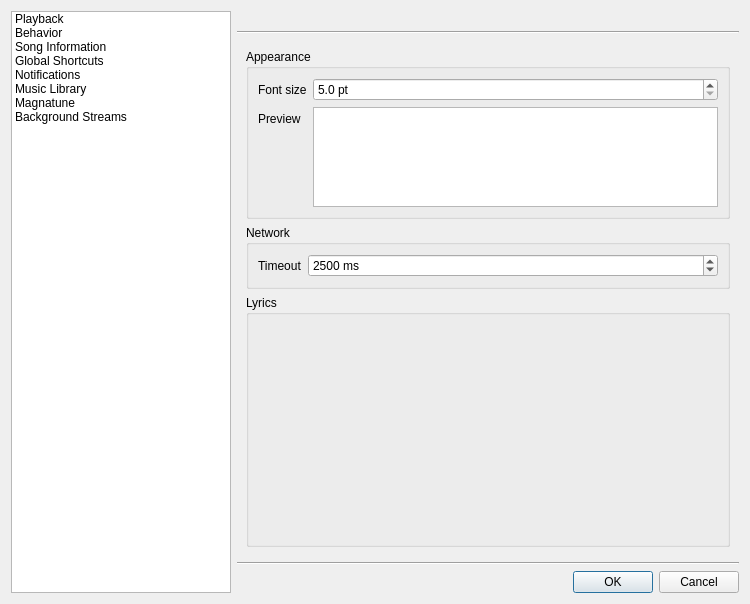
clementine-player/Clementine, file src/ui/settingsdialog.ui: the form before one commit.
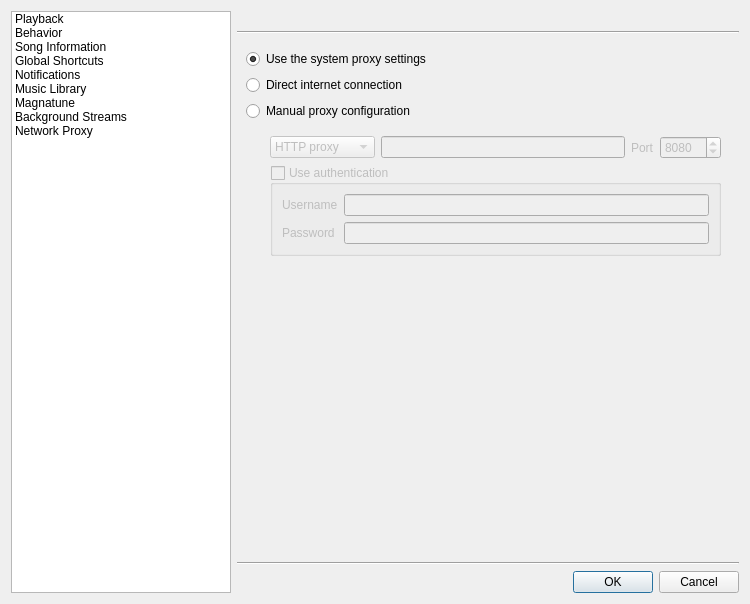
The form after the commit. Icons and pictures are not drawn. Custom widgets are drawn as their Qt base class.

Commit message: Proxy support.  Fixes issue #38

What changed in the file:
```diff
--- a/src/ui/settingsdialog.ui
+++ b/src/ui/settingsdialog.ui
@@ -98,6 +98,11 @@
        <string>Background Streams</string>
       </property>
      </item>
+     <item>
+      <property name="text">
+       <string>Network Proxy</string>
+      </property>
+     </item>
     </widget>
    </item>
    <item>
@@ -115,7 +120,7 @@
      <item>
       <widget class="QStackedWidget" name="stacked_widget">
        <property name="currentIndex">
-        <number>2</number>
+        <number>8</number>
        </property>
        <widget class="QWidget" name="playback_page">
         <layout class="QVBoxLayout" name="verticalLayout_10">
@@ -837,6 +842,139 @@
          </item>
         </layout>
        </widget>
+       <widget class="QWidget" name="proxy_page">
+        <layout class="QVBoxLayout" name="verticalLayout_17">
+         <item>
+          <widget class="QRadioButton" name="proxy_system">
+           <property name="text">
+            <string>Use the system proxy settings</string>
+           </property>
+           <property name="checked">
+            <bool>true</bool>
+           </property>
+          </widget>
+         </item>
+         <item>
+          <widget class="QRadioButton" name="proxy_direct">
+           <property name="text">
+            <string>Direct internet connection</string>
+           </property>
+          </widget>
+         </item>
+         <item>
+          <widget class="QRadioButton" name="proxy_manual">
+           <property name="text">
+            <string>Manual proxy configuration</string>
+           </property>
+          </widget>
+         </item>
+         <item>
+          <widget class="QWidget" name="proxy_manual_container" native="true">
+           <property name="enabled">
+            <bool>false</bool>
+           </property>
+           <layout class="QVBoxLayout" name="verticalLayout_5">
+            <property name="leftMargin">
+             <number>24</number>
+            </property>
+            <item>
+             <layout class="QHBoxLayout" name="horizontalLayout_5">
+              <item>
+               <widget class="QComboBox" name="proxy_type">
+                <item>
+                 <property name="text">
+                  <string>HTTP proxy</string>
+                 </property>
+                </item>
+                <item>
+                 <property name="text">
+                  <string>SOCKS proxy</string>
+                 </property>
+                </item>
+               </widget>
+              </item>
+              <item>
+               <widget class="QLineEdit" name="proxy_hostname"/>
+              </item>
+              <item>
+               <widget class="QLabel" name="label_15">
+                <property name="text">
+                 <string>Port</string>
+                </property>
+               </widget>
+              </item>
+              <item>
+               <widget class="QSpinBox" name="proxy_port">
+                <property name="maximum">
+                 <number>65535</number>
+                </property>
+                <property name="value">
+                 <number>8080</number>
+                </property>
+               </widget>
+              </item>
+             </layout>
+            </item>
+            <item>
+             <widget class="QGroupBox" name="proxy_auth">
+              <property name="title">
+               <string>Use authentication</string>
+              </property>
+              <property name="checkable">
+               <bool>true</bool>
+              </property>
+              <property name="checked">
+               <bool>false</bool>
+              </property>
+              <layout class="QFormLayout" name="formLayout_7">
+               <property name="fieldGrowthPolicy">
+                <enum>QFormLayout::AllNonFixedFieldsGrow</enum>
+               </property>
+               <item row="0" column="0">
+                <widget class="QLabel" name="label_16">
+                 <property name="text">
+                  <string>Username</string>
+                 </property>
+                </widget>
+               </item>
+               <item row="0" column="1">
+                <widget class="QLineEdit" name="proxy_username"/>
+               </item>
+               <item row="1" column="0">
+                <widget class="QLabel" name="label_17">
+                 <property name="text">
+                  <string>Password</string>
+                 </property>
+                </widget>
+               </item>
+               <item row="1" column="1">
+                <widget class="QLineEdit" name="proxy_password">
+                 <property name="echoMode">
+                  <enum>QLineEdit::Password</enum>
+                 </property>
+                </widget>
+               </item>
+              </layout>
+             </widget>
+            </item>
+           </layout>
+          </widget>
+         </item>
+         <item>
+          <spacer name="verticalSpacer_5">
+           <property name="orientation">
+            <enum>Qt::Vertical</enum>
+           </property>
+           <property name="sizeHint" stdset="0">
+            <size>
+             <width>20</width>
+             <height>247</height>
+            </size>
+           </property>
+          </spacer>
+         </item>
+        </layout>
+       </widget>
       </widget>
      </item>
      <item>
```
Left out of the diff: 32 changed lines with no effect on the pictures. The commit also changes 51 other files.
